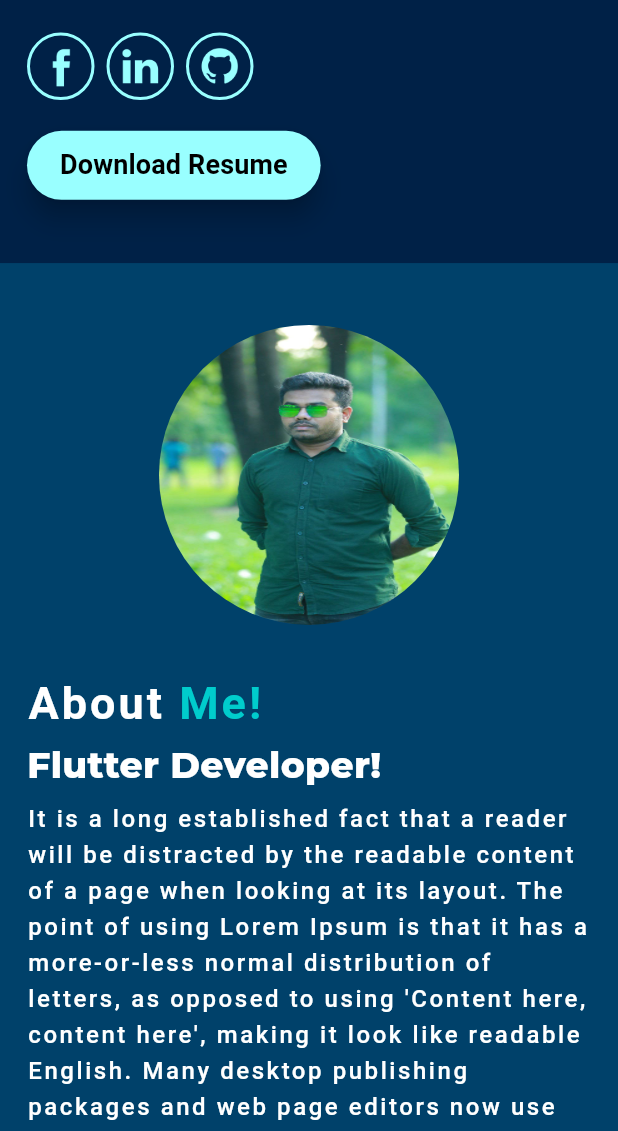
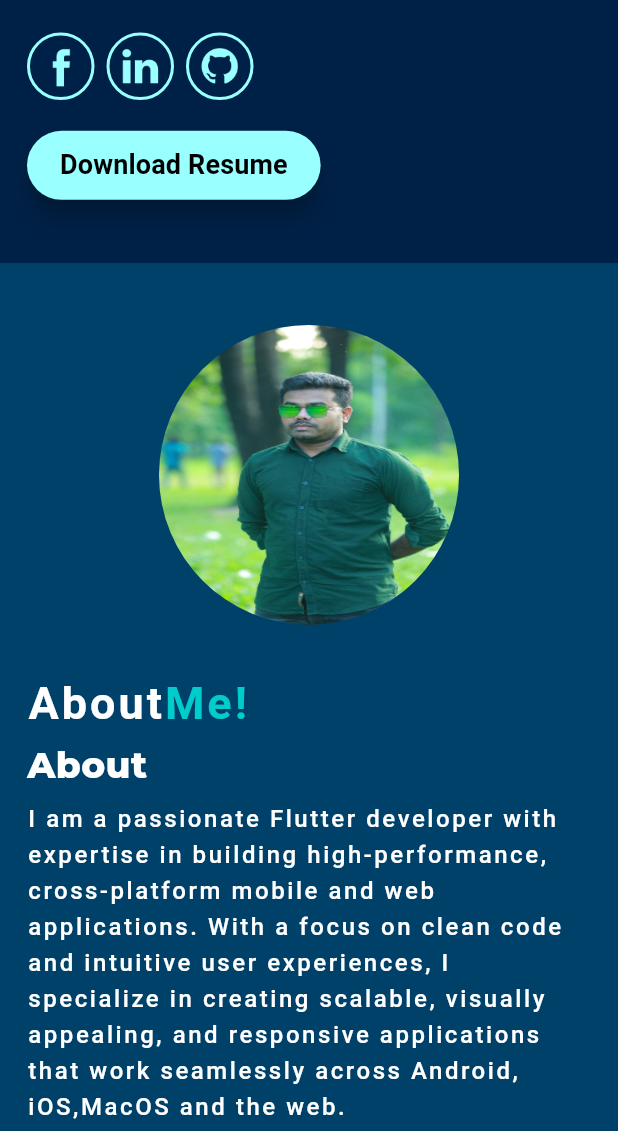
Before and after one commit to developer-rahim/portfolio-web-app-with-getx, a Flutter app: the screen it shows after launch, scrolled down 576 dp, on a phone screen of 412 x 824 dp, the part 105-1236 px from its top. Run offline on Flutter 3.47's test engine with Material 3 defaults, Android fonts, the phone set to English and light mode, and no system bars; drawn by our look-alikes of scrollable_positioned_list; our stand-ins replace animate_do, animated_text_kit, get, google_fonts, permission_handler; missing offline and left inert: universal_html.

Commit message:
Chore : Refector about

```diff
--- a/lib/main.dart
+++ b/lib/main.dart
@@ -17,7 +17,7 @@ class MyApp extends StatelessWidget {
     final PageStorageBucket bucket = PageStorageBucket();
     return GetMaterialApp(
       initialBinding: MainDashboardBinding(),
-      title: 'My Portfolio',
+      title: 'Flutter Dev Portfolio',
       debugShowCheckedModeBanner: false,
       theme: ThemeData(
         primarySwatch: Colors.blue,
--- a/lib/src/core/app_constant/app_string.dart
+++ b/lib/src/core/app_constant/app_string.dart
@@ -2,5 +2,49 @@ class AppString {
   // Home Page
   static const helloItMe = "Hello, It's Me";
   static const abdulRahim = "Abdul Rahim";
-  static const homeShortDescription = "Experienced Flutter developer with 3 years of expertise building and deploying cross-platform mobile applications. Proven ability to design, develop, and maintain high-quality, performant apps using Flutter and Dart";
+  static const homeShortDescription =
+      "Experienced Flutter developer with 3 years of expertise building and deploying cross-platform mobile applications. Proven ability to design, develop, and maintain high-quality, performant apps using Flutter and Dart.";
+  static const about = "About";
+  static const skills = "Skills";
+  static const me = "Me!";
+  static const flutterDev = "Flutter Developer!";
+  static const aboutMeDescription = '''I am a passionate Flutter developer with expertise in building high-performance, cross-platform mobile and web applications. With a focus on clean code and intuitive user experiences, I specialize in creating scalable, visually appealing, and responsive applications that work seamlessly across Android, iOS,MacOS and the web.
+
+With a strong foundation in Dart, Firebase integration, state management solutions like SetState, Provider, Riverpod, and GetX, I thrive on solving complex challenges and delivering efficient solutions. I stay up-to-date with the latest Flutter advancements to ensure that my projects leverage the full power of this versatile framework.
+
+From prototyping to deployment, I’m dedicated to crafting applications that not only meet technical requirements but also exceed user expectations. Let’s create something amazing together!''';
+
+static const String aboutSkills='''1. Framework and Programming
+Flutter Framework: Proficient in developing cross-platform applications for iOS, Android, and Web using Flutter’s widgets and tools. Expertise in implementing responsive layouts and custom widgets.
+Dart Programming: Strong understanding of Dart language, including asynchronous programming, streams, and future handling for smooth and efficient app performance.
+2. State Management
+Provider: Skilled in managing app state efficiently using the Provider package for scalable and maintainable architecture.
+Riverpod: Experience with advanced state management for clean and decoupled code.
+Bloc/Cubit: Expertise in Bloc (Business Logic Component) pattern to manage complex app states and handle user interactions effectively.
+3. Backend and API Integration
+RESTful APIs: Proficient in fetching, handling, and parsing JSON data for seamless integration with backend services.
+Firebase: Hands-on experience with Firebase Authentication, Firestore, Realtime Database, Cloud Functions, and Firebase Storage for robust backend solutions.
+GraphQL: Familiarity with GraphQL APIs for efficient data querying and manipulation.
+4. UI/UX Design
+Custom UI Development: Ability to create pixel-perfect designs, animations, and transitions based on Figma, Adobe XD, or Sketch prototypes.
+Responsive Design: Expertise in creating layouts that adapt to different screen sizes (mobile, tablet, and desktop).
+Material Design & Cupertino Widgets: Skilled in implementing platform-specific designs for Android and iOS users.
+5. Performance Optimization
+Knowledge of Flutter's performance profiling tools (e.g., DevTools) to identify and fix performance bottlenecks.
+Expertise in using techniques like lazy loading, efficient list rendering, and optimizing widget rebuilding for smooth app performance.
+6. Testing and Debugging
+Unit Testing: Writing test cases to ensure the reliability of business logic.
+Widget Testing: Testing Flutter UI components in isolation.
+Integration Testing: Ensuring seamless interaction between app modules.
+7. DevOps and Deployment
+App Store & Play Store Deployment: Proficient in preparing release builds, creating app bundles, and publishing apps to the Google Play Store and Apple App Store.
+CI/CD Pipelines: Familiarity with continuous integration and deployment tools like GitHub Actions, Codemagic, or Bitrise.
+8. Tools and Version Control
+IDE/Tools: Proficient with Android Studio, VS Code, and Xcode for Flutter app development.
+Version Control: Hands-on experience with Git for collaborative and versioned development workflows.
+Package Management: Expertise in managing dependencies using pub.dev and identifying the right libraries for project requirements.
+9. Other Relevant Skills
+Push Notifications: Integration with Firebase Cloud Messaging (FCM) for real-time notifications.
+Maps and Location Services: Implementing Google Maps, geolocation, and geocoding for location-based applications.
+Animation and Motion: Advanced knowledge of Flutter’s animation APIs like Hero, AnimatedBuilder, and CustomPainter.''';
 }
--- a/lib/src/features/about/view/about_me.dart
+++ b/lib/src/features/about/view/about_me.dart
@@ -1,5 +1,6 @@
 import 'package:animate_do/animate_do.dart';
 import 'package:flutter/material.dart';
+import 'package:portfolio_website/src/core/app_constant/app_string.dart';
 import 'package:portfolio_website/src/globals/app_assets.dart';
 import 'package:portfolio_website/src/globals/app_colors.dart';
 import 'package:portfolio_website/src/globals/app_text_styles.dart';
--- a/lib/src/features/about/widget/about_me_content.dart
+++ b/lib/src/features/about/widget/about_me_content.dart
@@ -13,11 +13,11 @@ class _AboutMeContent extends StatelessWidget {
           duration: const Duration(milliseconds: 1200),
           child: RichText(
             text: TextSpan(
-              text: 'About ',
+              text: AppString.about,
               style: AppTextStyles.headingStyles(fontSize: 30.0),
               children: [
                 TextSpan(
-                  text: 'Me!',
+                  text: AppString.me,
                   style: AppTextStyles.headingStyles(
                       fontSize: 30, color: AppColors.robinEdgeBlue),
                 )
@@ -29,7 +29,7 @@ class _AboutMeContent extends StatelessWidget {
         FadeInLeft(
           duration: const Duration(milliseconds: 1400),
           child: Text(
-            'Flutter Developer!',
+            AppString.about,
             style: AppTextStyles.montserratStyle(color: Colors.white),
           ),
         ),
@@ -37,13 +37,7 @@ class _AboutMeContent extends StatelessWidget {
         FadeInLeft(
           duration: const Duration(milliseconds: 1600),
           child: Text(
-            'It is a long established fact that a reader will be distracted by the readable content of a page when looking at its layout.'
-            ' The point of using Lorem Ipsum is that it has a more-or-less normal distribution of letters,'
-            ' as opposed to using \'Content here, content here\', making it look like readable English.'
-            ' Many desktop publishing packages and web page editors now use Lorem Ipsum as their default'
-            ' model text, and a search for \'lorem ipsum\' will uncover many web sites still in their infancy.'
-            ' Various versions have evolved over the years, sometimes by accident, sometimes on purpose'
-            ' (injected humour and the like).',
+           AppString.aboutMeDescription,
             style: AppTextStyles.normalStyle(),
           ),
         ),
--- a/lib/src/features/dashboard/controller/dashboard_view_controller.dart
+++ b/lib/src/features/dashboard/controller/dashboard_view_controller.dart
@@ -23,8 +23,8 @@ class MianDashboardViewController extends GetxController {
   // RxInt currentIndex = 0.obs;
 
   final menuItems = <String>[
-    'Home',
     'About',
+    'Skills',
     'Services',
     'Portfolio',
     'Contact',
--- a/lib/src/features/home/view/home_page.dart
+++ b/lib/src/features/home/view/home_page.dart
@@ -71,6 +71,7 @@ class HomePage extends StatelessWidget {
         crossAxisAlignment: CrossAxisAlignment.end,
         children: [
           Expanded(child: _HomePersonalInfo()),
+          SizedBox(width: 30),
           ProfileAnimation(),
         ],
       ),
```
